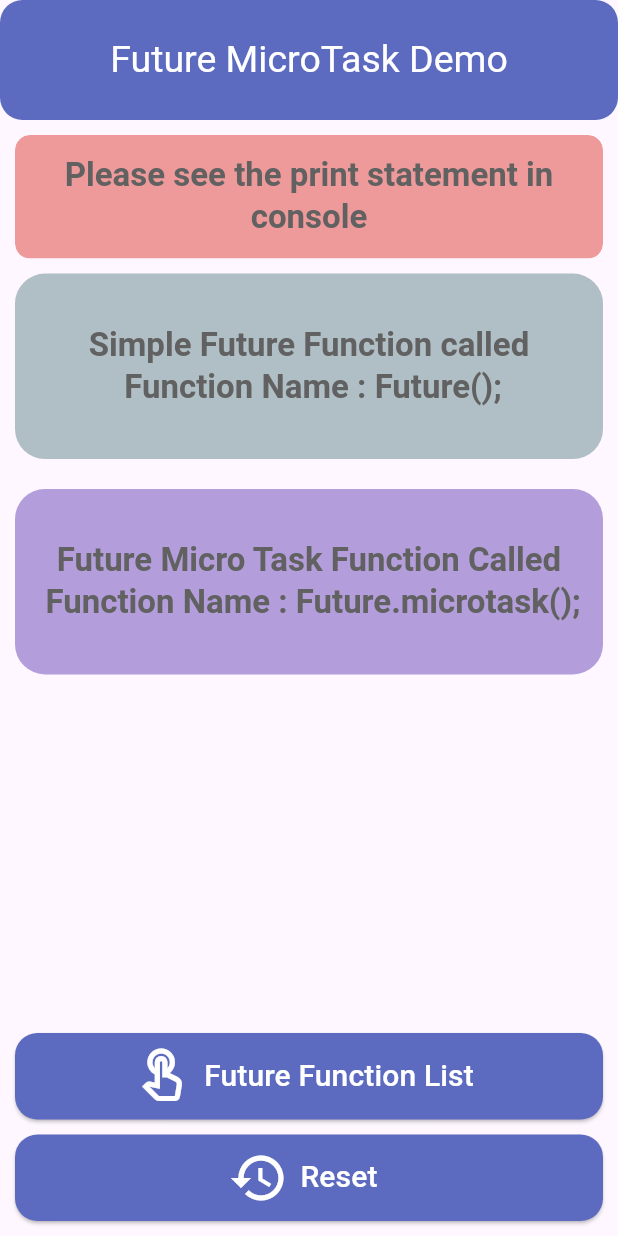
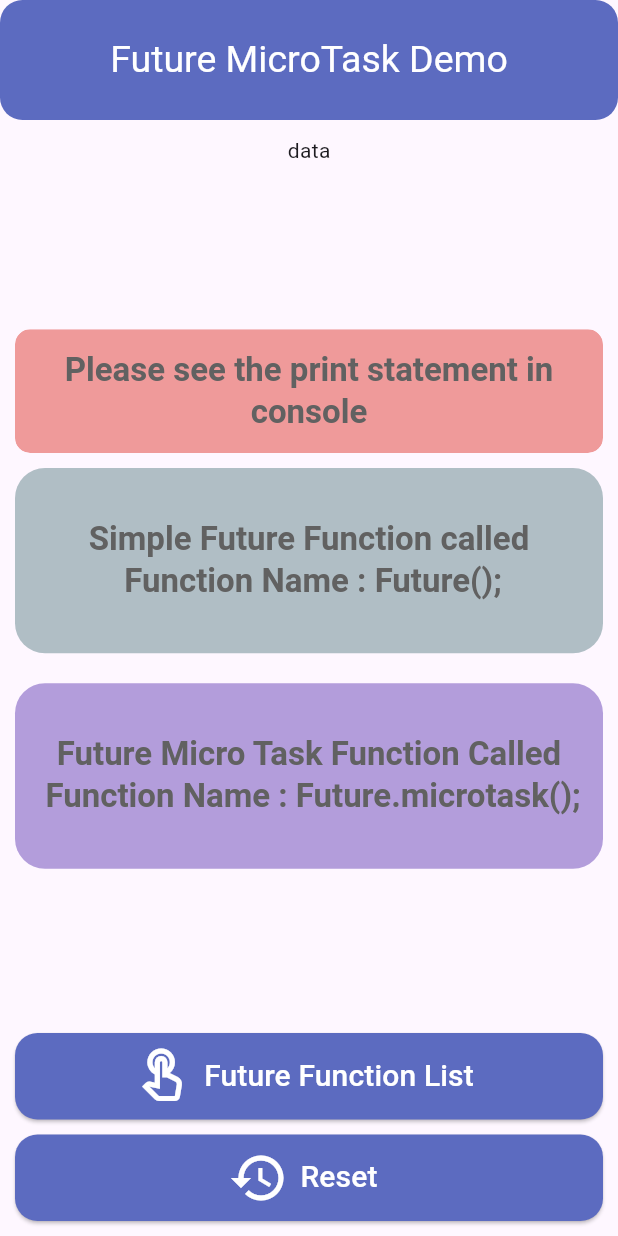
Before and after one commit to Dhruvvachheta1304/future_microtask_app, a Flutter app: the screen it shows after launch, after a tap on "Future Function List", on a phone screen of 412 x 824 dp. Run offline on Flutter 3.47's test engine with Material 3 defaults, Android fonts, the phone set to English and light mode, and no system bars; our stand-ins replace gap, get.

Commit message:
home commit

```diff
--- a/lib/controller/home_view_controller.dart
+++ b/lib/controller/home_view_controller.dart
@@ -11,6 +11,7 @@ class HomeViewController extends GetxController {
   bool get futureMicroTask => _futureMicrotask.value;
 
   void futureFunction() async {
+    print('object');
     // Second Priority
     Future(() {
       _simpleFuture.value = true;
--- a/lib/screens/home_view.dart
+++ b/lib/screens/home_view.dart
@@ -44,6 +44,7 @@ class _HomeViewState extends State<HomeView> {
           mainAxisAlignment: MainAxisAlignment.spaceBetween,
           crossAxisAlignment: CrossAxisAlignment.center,
           children: [
+            Text('data'),
             Obx(
               () => Container(
                 alignment: Alignment.center,
```
